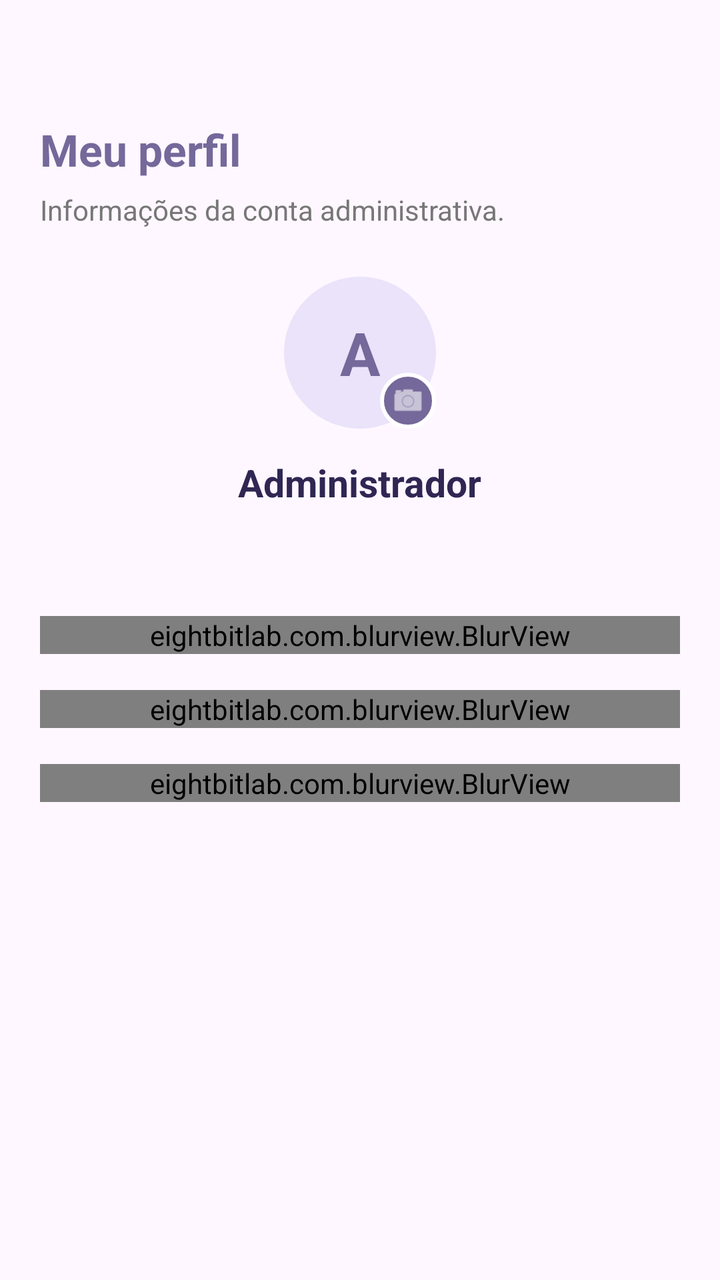
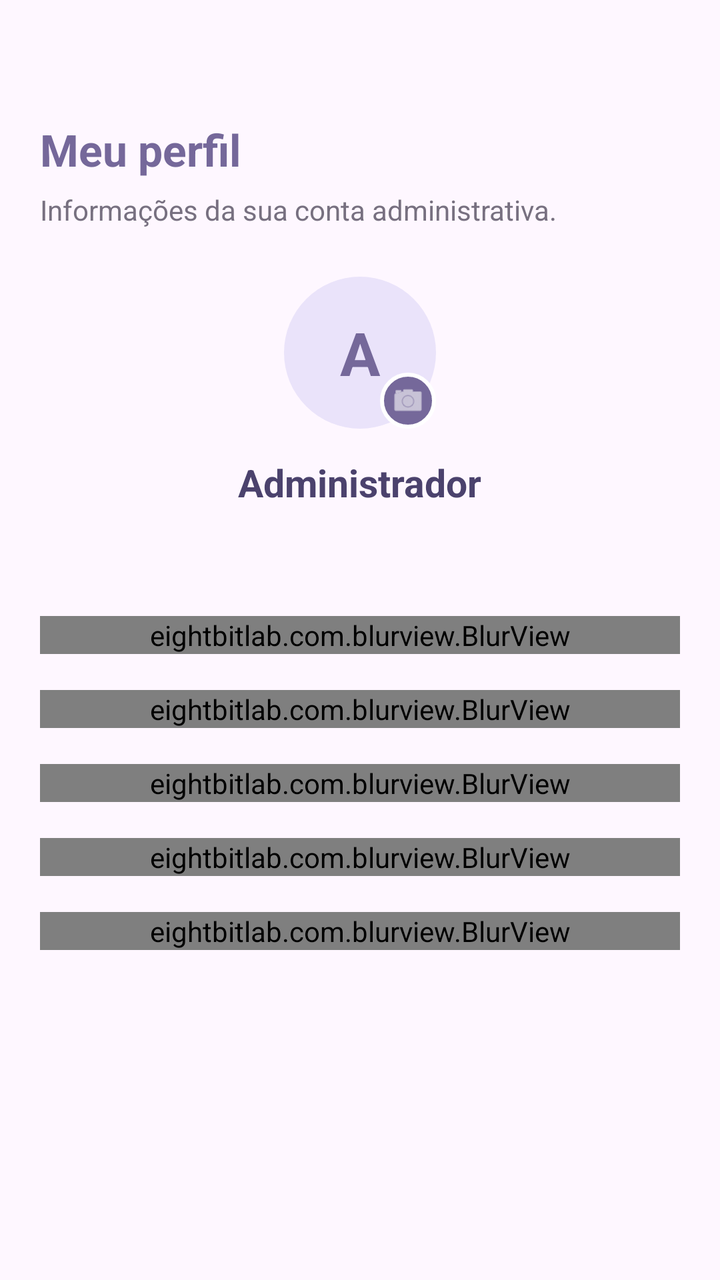

Before-and-after screenshots of an Android layout around one commit, followed by the original layout XML and the change that was made.
<!-- AndroidManifest.xml: application theme Theme.MindU -->
<!-- res/layout/content_perfil_admin.xml -->
<?xml version="1.0" encoding="utf-8"?>
<ScrollView
    xmlns:android="http://schemas.android.com/apk/res/android"
    android:layout_width="match_parent"
    android:layout_height="match_parent"
    android:fillViewport="true"
    android:clipToPadding="false"
    android:padding="20dp">

    <LinearLayout
        android:layout_width="match_parent"
        android:layout_height="wrap_content"
        android:orientation="vertical">

        
        <TextView
            android:layout_width="wrap_content"
            android:layout_height="wrap_content"
            android:layout_marginTop="40dp"
            android:text="Meu perfil"
            android:textColor="#75689A"
            android:textSize="22sp"
            android:textStyle="bold"/>

        <TextView
            android:layout_width="wrap_content"
            android:layout_height="wrap_content"
            android:layout_marginTop="6dp"
            android:text="Informações da conta administrativa."
            android:textColor="#777777"
            android:textSize="14sp"/>

    <LinearLayout
        android:layout_width="match_parent"
        android:layout_height="wrap_content"
        android:orientation="vertical"
        android:gravity="center_horizontal"
        android:clipChildren="false"
        android:clipToPadding="false"
        android:padding="24dp">

        <FrameLayout
            android:id="@+id/areaFotoAdmin"
            android:layout_width="76dp"
            android:layout_height="76dp"
            android:background="@drawable/bg_avatar_admin"
            android:clipChildren="false"
            android:clipToPadding="false"
            android:clickable="true"
            android:focusable="true">

            <ImageView
                android:id="@+id/imgFotoAdmin"
                android:layout_width="match_parent"
                android:layout_height="match_parent"
                android:scaleType="centerCrop"
                android:visibility="gone" />

            <TextView
                android:id="@+id/txtInicialAdmin"
                android:layout_width="match_parent"
                android:layout_height="match_parent"
                android:gravity="center"
                android:text="A"
                android:textColor="#75689A"
                android:textSize="30sp"
                android:textStyle="bold" />

            <ImageButton
                android:id="@+id/btnCameraAdmin"
                android:layout_width="28dp"
                android:layout_height="28dp"
                android:layout_gravity="bottom|end"
                android:background="@drawable/bg_camera_admin"
                android:contentDescription="Tirar foto de perfil"
                android:padding="5dp"
                android:scaleType="centerInside"
                android:src="@android:drawable/ic_menu_camera"
                android:tint="#FFFFFF" />

        </FrameLayout>

        <TextView
            android:id="@+id/txtNomeAdmin"
            android:layout_width="wrap_content"
            android:layout_height="wrap_content"
            android:layout_marginTop="14dp"
            android:text="Administrador"
            android:textColor="#302653"
            android:textSize="19sp"
            android:textStyle="bold"/>

    </LinearLayout>

        
        <eightbitlab.com.blurview.BlurView
            android:id="@+id/blurCardPerfilAdmin"
            android:layout_width="match_parent"
            android:layout_height="wrap_content"
            android:layout_marginTop="30dp">

            <LinearLayout
                android:layout_width="match_parent"
                android:layout_height="match_parent"
                android:layout_marginTop="0dp"
                android:gravity="center_horizontal"
                android:orientation="vertical"
                android:padding="24dp"
                android:textAlignment="center">

                <TextView
                    android:id="@+id/txtEmailAdmin"
                    android:layout_width="211dp"
                    android:layout_height="19dp"
                    android:layout_marginTop="2dp"
                    android:text="SEU EMAIL AQUI"
                    android:textAlignment="center"
                    android:textColor="#8A80A8"
                    android:textSize="16sp" />

                <View
                    android:layout_width="match_parent"
                    android:layout_height="1dp"
                    android:layout_marginTop="18dp"
                    android:layout_marginBottom="20dp"
                    android:background="#55FFFFFF" />

                <TextView
                    android:layout_width="match_parent"
                    android:layout_height="wrap_content"
                    android:letterSpacing="0.08"
                    android:text="INFORMAÇÕES DA CONTA"
                    android:textColor="#75689A"
                    android:textSize="11sp"
                    android:textStyle="bold" />

                <TextView
                    android:layout_width="match_parent"
                    android:layout_height="wrap_content"
                    android:layout_marginTop="14dp"
                    android:text="Tipo de acesso"
                    android:textColor="#777080"
                    android:textSize="12sp" />

                <TextView
                    android:layout_width="match_parent"
                    android:layout_height="wrap_content"
                    android:layout_marginTop="3dp"
                    android:text="Administrador"
                    android:textColor="#302653"
                    android:textSize="15sp"
                    android:textStyle="bold" />

            </LinearLayout>

        </eightbitlab.com.blurview.BlurView>

        <eightbitlab.com.blurview.BlurView
            android:id="@+id/cardMinhaContaAdmin"
            android:layout_width="match_parent"
            android:layout_height="wrap_content"
            android:layout_marginTop="18dp"
            android:clickable="true"
            android:focusable="true">

            <LinearLayout
                android:layout_width="match_parent"
                android:layout_height="wrap_content"
                android:gravity="center_vertical"
                android:orientation="horizontal"
                android:padding="20dp">

                <LinearLayout
                    android:layout_width="0dp"
                    android:layout_height="wrap_content"
                    android:layout_weight="1"
                    android:orientation="vertical">

                    <TextView
                        android:layout_width="wrap_content"
                        android:layout_height="wrap_content"
                        android:text="Minha conta"
                        android:textColor="#302653"
                        android:textSize="15sp"
                        android:textStyle="bold"/>

                    <TextView
                        android:layout_width="wrap_content"
                        android:layout_height="wrap_content"
                        android:layout_marginTop="4dp"
                        android:text="Informações pessoais e cadastro"
                        android:textColor="#777080"
                        android:textSize="12sp"/>

                </LinearLayout>

                <TextView
                    android:layout_width="wrap_content"
                    android:layout_height="wrap_content"
                    android:text="›"
                    android:textColor="#75689A"
                    android:textSize="28sp"/>

            </LinearLayout>

        </eightbitlab.com.blurview.BlurView>

        <eightbitlab.com.blurview.BlurView
            android:id="@+id/cardSairAdmin"
            android:layout_width="match_parent"
            android:layout_height="wrap_content"
            android:layout_marginTop="18dp"
            android:clickable="true"
            android:focusable="true">

            <LinearLayout
                android:layout_width="match_parent"
                android:layout_height="wrap_content"
                android:gravity="center_vertical"
                android:orientation="horizontal"
                android:padding="20dp">

                <TextView
                    android:layout_width="0dp"
                    android:layout_height="wrap_content"
                    android:layout_weight="1"
                    android:text="Sair da conta"
                    android:textColor="#B84A5A"
                    android:textSize="15sp"
                    android:textStyle="bold"/>

                <TextView
                    android:layout_width="wrap_content"
                    android:layout_height="wrap_content"
                    android:text="›"
                    android:textColor="#B84A5A"
                    android:textSize="28sp"/>

            </LinearLayout>

        </eightbitlab.com.blurview.BlurView>

    </LinearLayout>

</ScrollView>
<!-- resources referenced by this layout -->
<resources>
  <!-- drawable bg_avatar_admin (drawable) -->
  <?xml version="1.0" encoding="utf-8"?>
  <shape xmlns:android="http://schemas.android.com/apk/res/android"
      android:shape="oval">
  
      <solid android:color="#EAE3FA"/>
  
  </shape>
  <!-- drawable bg_camera_admin (drawable) -->
  <?xml version="1.0" encoding="utf-8"?>
  <shape xmlns:android="http://schemas.android.com/apk/res/android"
      android:shape="oval">
  
      <solid android:color="#75689A"/>
  
      <stroke
          android:width="2dp"
          android:color="#FFFFFF"/>
  
  </shape>
  <style name="Theme.MindU" parent="Base.Theme.MindU" />
  <style name="Base.Theme.MindU" parent="Theme.Material3.DayNight.NoActionBar">
          
          
      </style>
</resources>

<!-- the commit's change to res/layout/content_perfil_admin.xml (unified diff, before → after) -->
@@ -13,12 +13,13 @@
         android:orientation="vertical">
 
         
+
         <TextView
             android:layout_width="wrap_content"
             android:layout_height="wrap_content"
             android:layout_marginTop="40dp"
             android:text="Meu perfil"
-            android:textColor="#75689A"
+            android:textColor="@color/mindu_primary"
             android:textSize="22sp"
             android:textStyle="bold"/>
 
@@ -26,83 +27,85 @@
             android:layout_width="wrap_content"
             android:layout_height="wrap_content"
             android:layout_marginTop="6dp"
-            android:text="Informações da conta administrativa."
-            android:textColor="#777777"
+            android:text="Informações da sua conta administrativa."
+            android:textColor="@color/mindu_text_secondary"
             android:textSize="14sp"/>
 
-    <LinearLayout
-        android:layout_width="match_parent"
-        android:layout_height="wrap_content"
-        android:orientation="vertical"
-        android:gravity="center_horizontal"
-        android:clipChildren="false"
-        android:clipToPadding="false"
-        android:padding="24dp">
-
-        <FrameLayout
-            android:id="@+id/areaFotoAdmin"
-            android:layout_width="76dp"
-            android:layout_height="76dp"
-            android:background="@drawable/bg_avatar_admin"
+        
+
+        <LinearLayout
+            android:layout_width="match_parent"
+            android:layout_height="wrap_content"
+            android:orientation="vertical"
+            android:gravity="center_horizontal"
             android:clipChildren="false"
             android:clipToPadding="false"
-            android:clickable="true"
-            android:focusable="true">
-
-            <ImageView
-                android:id="@+id/imgFotoAdmin"
+            android:padding="24dp">
+
+            <FrameLayout
+                android:id="@+id/areaFotoAdmin"
+                android:layout_width="76dp"
+                android:layout_height="76dp"
+                android:background="@drawable/bg_avatar_admin"
+                android:clipChildren="false"
+                android:clipToPadding="false"
+                android:clickable="true"
+                android:focusable="true">
+
+                <ImageView
+                    android:id="@+id/imgFotoAdmin"
+                    android:layout_width="match_parent"
+                    android:layout_height="match_parent"
+                    android:scaleType="centerCrop"
+                    android:visibility="gone"/>
+
+                <TextView
+                    android:id="@+id/txtInicialAdmin"
+                    android:layout_width="match_parent"
+                    android:layout_height="match_parent"
+                    android:gravity="center"
+                    android:text="A"
+                    android:textColor="@color/mindu_primary"
+                    android:textSize="30sp"
+                    android:textStyle="bold"/>
+
+                <ImageButton
+                    android:id="@+id/btnCameraAdmin"
+                    android:layout_width="28dp"
+                    android:layout_height="28dp"
+                    android:layout_gravity="bottom|end"
+                    android:background="@drawable/bg_camera_admin"
+                    android:contentDescription="Alterar foto de perfil"
+                    android:padding="5dp"
+                    android:scaleType="centerInside"
+                    android:src="@android:drawable/ic_menu_camera"
+                    android:tint="@color/mindu_white"/>
+
+            </FrameLayout>
+
+            <TextView
+                android:id="@+id/txtNomeAdmin"
+                android:layout_width="wrap_content"
+                android:layout_height="wrap_content"
+                android:layout_marginTop="14dp"
+                android:text="Administrador"
+                android:textColor="@color/mindu_text_primary"
+                android:textSize="19sp"
+                android:textStyle="bold"/>
+
+        </LinearLayout>
+
+        
+
+        <eightbitlab.com.blurview.BlurView
+            android:id="@+id/blurCardPerfilAdmin"
+            android:layout_width="match_parent"
+            android:layout_height="wrap_content"
+            android:layout_marginTop="30dp">
+
+            <LinearLayout
                 android:layout_width="match_parent"
                 android:layout_height="match_parent"
-                android:scaleType="centerCrop"
-                android:visibility="gone" />
-
-            <TextView
-                android:id="@+id/txtInicialAdmin"
-                android:layout_width="match_parent"
-                android:layout_height="match_parent"
-                android:gravity="center"
-                android:text="A"
-                android:textColor="#75689A"
-                android:textSize="30sp"
-                android:textStyle="bold" />
-
-            <ImageButton
-                android:id="@+id/btnCameraAdmin"
-                android:layout_width="28dp"
-                android:layout_height="28dp"
-                android:layout_gravity="bottom|end"
-                android:background="@drawable/bg_camera_admin"
-                android:contentDescription="Tirar foto de perfil"
-                android:padding="5dp"
-                android:scaleType="centerInside"
-                android:src="@android:drawable/ic_menu_camera"
-                android:tint="#FFFFFF" />
-
-        </FrameLayout>
-
-        <TextView
-            android:id="@+id/txtNomeAdmin"
-            android:layout_width="wrap_content"
-            android:layout_height="wrap_content"
-            android:layout_marginTop="14dp"
-            android:text="Administrador"
-            android:textColor="#302653"
-            android:textSize="19sp"
-            android:textStyle="bold"/>
-
-    </LinearLayout>
-
-        
-        <eightbitlab.com.blurview.BlurView
-            android:id="@+id/blurCardPerfilAdmin"
-            android:layout_width="match_parent"
-            android:layout_height="wrap_content"
-            android:layout_marginTop="30dp">
-
-            <LinearLayout
-                android:layout_width="match_parent"
-                android:layout_height="match_parent"
-                android:layout_marginTop="0dp"
                 android:gravity="center_horizontal"
                 android:orientation="vertical"
                 android:padding="24dp"
@@ -110,50 +113,71 @@
 
                 <TextView
                     android:id="@+id/txtEmailAdmin"
-                    android:layout_width="211dp"
-                    android:layout_height="19dp"
+                    android:layout_width="match_parent"
+                    android:layout_height="wrap_content"
                     android:layout_marginTop="2dp"
                     android:text="SEU EMAIL AQUI"
                     android:textAlignment="center"
-                    android:textColor="#8A80A8"
-                    android:textSize="16sp" />
+                    android:textColor="@color/mindu_secondary"
+                    android:textSize="16sp"/>
 
                 <View
                     android:layout_width="match_parent"
                     android:layout_height="1dp"
                     android:layout_marginTop="18dp"
                     android:layout_marginBottom="20dp"
-                    android:background="#55FFFFFF" />
+                    android:background="@color/mindu_glass_divider"/>
 
                 <TextView
                     android:layout_width="match_parent"
                     android:layout_height="wrap_content"
                     android:letterSpacing="0.08"
                     android:text="INFORMAÇÕES DA CONTA"
-                    android:textColor="#75689A"
+                    android:textColor="@color/mindu_primary"
                     android:textSize="11sp"
-                    android:textStyle="bold" />
+                    android:textStyle="bold"/>
 
                 <TextView
                     android:layout_width="match_parent"
                     android:layout_height="wrap_content"
                     android:layout_marginTop="14dp"
                     android:text="Tipo de acesso"
-                    android:textColor="#777080"
-                    android:textSize="12sp" />
-
-                <TextView
+                    android:textColor="@color/mindu_text_secondary"
+                    android:textSize="12sp"/>
+
+                <TextView
+                    android:id="@+id/txtTipoAcessoAdmin"
                     android:layout_width="match_parent"
                     android:layout_height="wrap_content"
                     android:layout_marginTop="3dp"
                     android:text="Administrador"
-                    android:textColor="#302653"
+                    android:textColor="@color/mindu_text_primary"
                     android:textSize="15sp"
-                    android:textStyle="bold" />
-
-            </LinearLayout>
-
-        </eightbitlab.com.blurview.BlurView>
+                    android:textStyle="bold"/>
+
+                <TextView
+                    android:layout_width="match_parent"
+                    android:layout_height="wrap_content"
+                    android:layout_marginTop="14dp"
+                    android:text="Telefone cadastrado"
+                    android:textColor="@color/mindu_text_secondary"
+                    android:textSize="12sp"/>
+
+                <TextView
+                    android:id="@+id/txtTelefoneAdmin"
+                    android:layout_width="match_parent"
+                    android:layout_height="wrap_content"
+                    android:layout_marginTop="3dp"
+                    android:text="(00) 00000-0000"
+                    android:textColor="@color/mindu_text_primary"
+                    android:textSize="15sp"
+                    android:textStyle="bold"/>
+
+            </LinearLayout>
+
+        </eightbitlab.com.blurview.BlurView>
+
+        
 
         <eightbitlab.com.blurview.BlurView
             android:id="@+id/cardMinhaContaAdmin"
@@ -180,7 +204,7 @@
                         android:layout_width="wrap_content"
                         android:layout_height="wrap_content"
                         android:text="Minha conta"
-                        android:textColor="#302653"
+                        android:textColor="@color/mindu_text_primary"
                         android:textSize="15sp"
                         android:textStyle="bold"/>
 
@@ -189,7 +213,7 @@
                         android:layout_height="wrap_content"
                         android:layout_marginTop="4dp"
                         android:text="Informações pessoais e cadastro"
-                        android:textColor="#777080"
+                        android:textColor="@color/mindu_text_secondary"
                         android:textSize="12sp"/>
 
                 </LinearLayout>
@@ -198,15 +222,17 @@
                     android:layout_width="wrap_content"
                     android:layout_height="wrap_content"
                     android:text="›"
-                    android:textColor="#75689A"
+                    android:textColor="@color/mindu_primary"
                     android:textSize="28sp"/>
 
             </LinearLayout>
 
         </eightbitlab.com.blurview.BlurView>
 
-        <eightbitlab.com.blurview.BlurView
-            android:id="@+id/cardSairAdmin"
+        
+
+        <eightbitlab.com.blurview.BlurView
+            android:id="@+id/cardPreferenciasAdmin"
             android:layout_width="match_parent"
             android:layout_height="wrap_content"
             android:layout_marginTop="18dp"
@@ -220,12 +246,116 @@
                 android:orientation="horizontal"
                 android:padding="20dp">
 
+                <LinearLayout
+                    android:layout_width="0dp"
+                    android:layout_height="wrap_content"
+                    android:layout_weight="1"
+                    android:orientation="vertical">
+
+                    <TextView
+                        android:layout_width="wrap_content"
+                        android:layout_height="wrap_content"
+                        android:text="Preferências"
+                        android:textColor="@color/mindu_text_primary"
+                        android:textSize="15sp"
+                        android:textStyle="bold"/>
+
+                    <TextView
+                        android:layout_width="wrap_content"
+                        android:layout_height="wrap_content"
+                        android:layout_marginTop="4dp"
+                        android:text="Configurações e preferências do painel"
+                        android:textColor="@color/mindu_text_secondary"
+                        android:textSize="12sp"/>
+
+                </LinearLayout>
+
+                <TextView
+                    android:layout_width="wrap_content"
+                    android:layout_height="wrap_content"
+                    android:text="›"
+                    android:textColor="@color/mindu_primary"
+                    android:textSize="28sp"/>
+
+            </LinearLayout>
+
+        </eightbitlab.com.blurview.BlurView>
+
+        
+
+        <eightbitlab.com.blurview.BlurView
+            android:id="@+id/cardPrivacidadeAdmin"
+            android:layout_width="match_parent"
+            android:layout_height="wrap_content"
+            android:layout_marginTop="18dp"
+            android:clickable="true"
+            android:focusable="true">
+
+            <LinearLayout
+                android:layout_width="match_parent"
+                android:layout_height="wrap_content"
+                android:gravity="center_vertical"
+                android:orientation="horizontal"
+                android:padding="20dp">
+
+                <LinearLayout
+                    android:layout_width="0dp"
+                    android:layout_height="wrap_content"
+                    android:layout_weight="1"
+                    android:orientation="vertical">
+
+                    <TextView
+                        android:layout_width="wrap_content"
+                        android:layout_height="wrap_content"
+                        android:text="Privacidade e segurança"
+                        android:textColor="@color/mindu_text_primary"
+                        android:textSize="15sp"
+                        android:textStyle="bold"/>
+
+                    <TextView
+                        android:layout_width="wrap_content"
+                        android:layout_height="wrap_content"
+                        android:layout_marginTop="4dp"
+                        android:text="Senha e proteção dos seus dados"
+                        android:textColor="@color/mindu_text_secondary"
+                        android:textSize="12sp"/>
+
+                </LinearLayout>
+
+                <TextView
+                    android:layout_width="wrap_content"
+                    android:layout_height="wrap_content"
+                    android:text="›"
+                    android:textColor="@color/mindu_primary"
+                    android:textSize="28sp"/>
+
+            </LinearLayout>
+
+        </eightbitlab.com.blurview.BlurView>
+
+        
+
+        <eightbitlab.com.blurview.BlurView
+            android:id="@+id/cardSairAdmin"
+            android:layout_width="match_parent"
+            android:layout_height="wrap_content"
+            android:layout_marginTop="18dp"
+            android:clickable="true"
+            android:focusable="true">
+
+            <LinearLayout
+                android:layout_width="match_parent"
+                android:layout_height="wrap_content"
+                android:gravity="center_vertical"
+                android:orientation="horizontal"
+                android:padding="20dp">
+
                 <TextView
                     android:layout_width="0dp"
                     android:layout_height="wrap_content"
                     android:layout_weight="1"
                     android:text="Sair da conta"
-                    android:textColor="#B84A5A"
+                    android:textColor="@color/mindu_error"
                     android:textSize="15sp"
                     android:textStyle="bold"/>
 
@@ -233,7 +363,7 @@
                     android:layout_width="wrap_content"
                     android:layout_height="wrap_content"
                     android:text="›"
-                    android:textColor="#B84A5A"
+                    android:textColor="@color/mindu_error"
                     android:textSize="28sp"/>
 
             </LinearLayout>
<!-- resource entries referenced after the edit -->
@@ -1,5 +1,12 @@
 <!-- resources referenced by this layout -->
 <resources>
+  <color name="mindu_error">#C85D72</color>
+  <color name="mindu_glass_divider">#5575689A</color>
+  <color name="mindu_primary">#75689A</color>
+  <color name="mindu_secondary">#A99BC9</color>
+  <color name="mindu_text_primary">#4B426D</color>
+  <color name="mindu_text_secondary">#777080</color>
+  <color name="mindu_white">#FFFFFF</color>
   <!-- drawable bg_avatar_admin (drawable) -->
   <?xml version="1.0" encoding="utf-8"?>
   <shape xmlns:android="http://schemas.android.com/apk/res/android"
